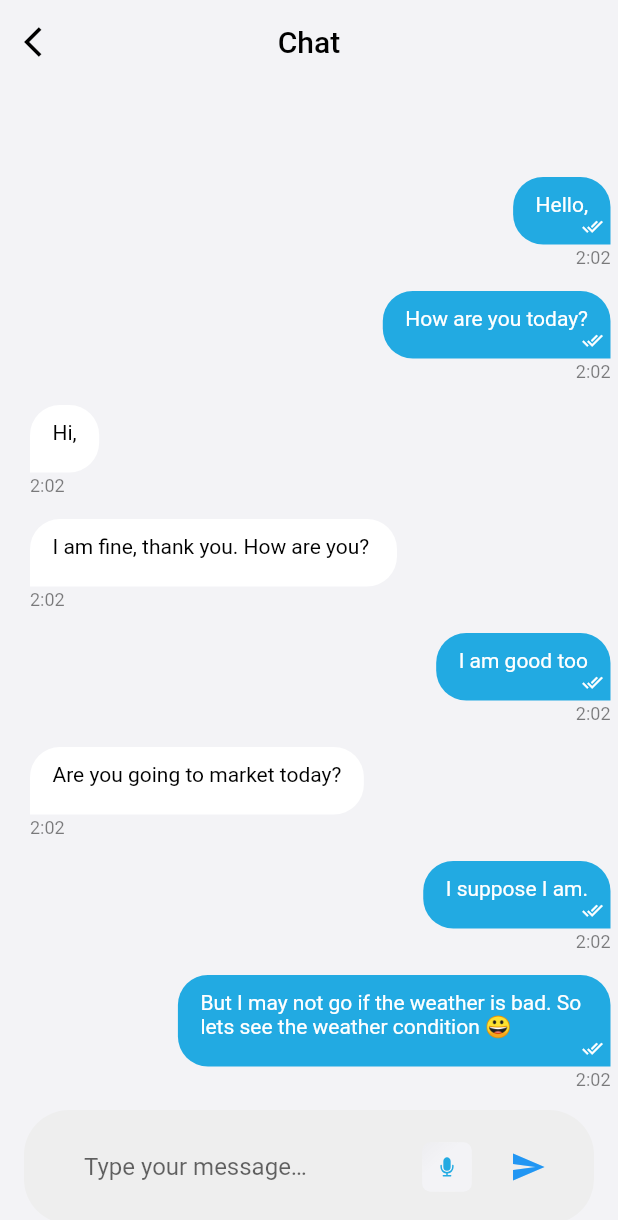
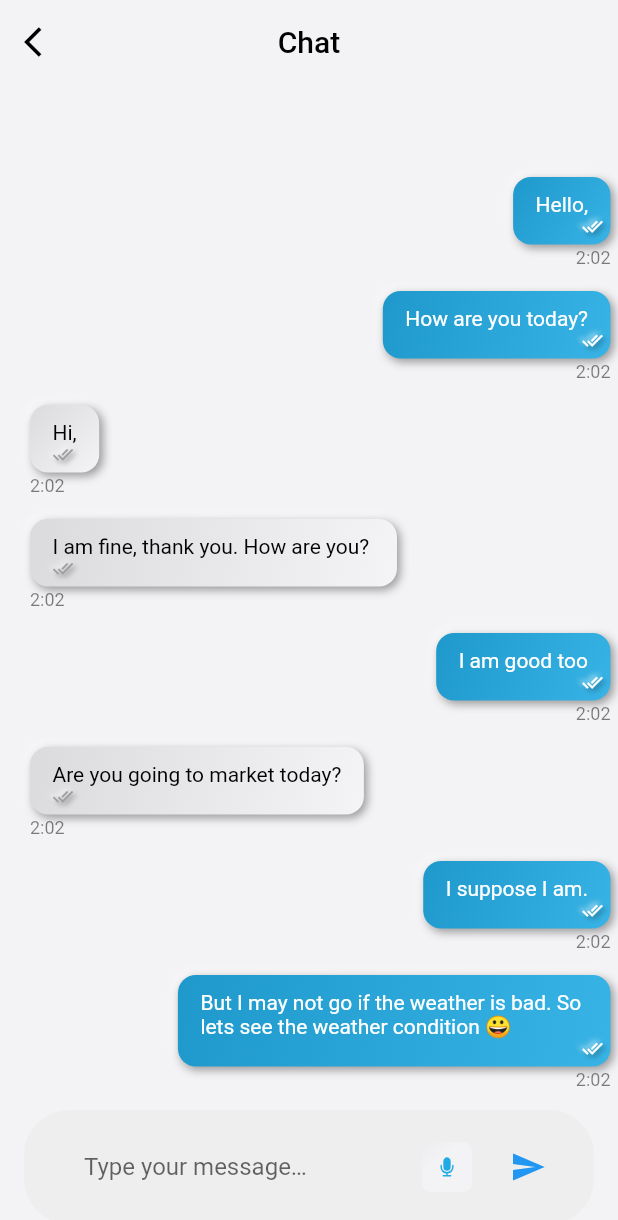
Before and after one commit to ali-shahKust/smart_room, a Flutter app: the ChatTwoPage screen opened directly, on a phone screen of 412 x 824 dp. Shown: the top 1220 px of the screen. Run offline on Flutter 3.47's test engine with Material 2 defaults, Android fonts, the light colour scheme and no system bars; drawn by our look-alikes of flutter_neumorphic; our stand-ins replace flutter_svg, google_fonts, percent_indicator; missing offline and left inert: fl_animated_linechart, flex_color_picker, holding_gesture.

Commit message:
nuemorphic data added

```diff
--- a/lib/screens/chat.dart
+++ b/lib/screens/chat.dart
@@ -1,4 +1,5 @@
 import 'package:flutter/material.dart';
+import 'package:flutter_neumorphic/flutter_neumorphic.dart';
 import 'package:flutter_svg/svg.dart';
 
 import 'dart:math';
@@ -163,7 +164,15 @@ class _ChatTwoPageState extends State<ChatTwoPage> {
             crossAxisAlignment:
             current ? CrossAxisAlignment.end : CrossAxisAlignment.start,
             children: <Widget>[
-              Container(
+              Neumorphic(
+                style: NeumorphicStyle(
+                    shape: NeumorphicShape.concave,
+                    boxShape: NeumorphicBoxShape.roundRect(BorderRadius.circular(12)),
+                    depth: 4,
+                    lightSource: LightSource.topLeft,
+                  color: current ? Apptheme.primary : Apptheme.background,
+                ),
+                child: Container(
                   constraints: BoxConstraints(
                     minHeight: 40,
                     maxHeight: 250,
@@ -171,7 +180,7 @@ class _ChatTwoPageState extends State<ChatTwoPage> {
                     minWidth: MediaQuery.of(context).size.width * 0.1,
                   ),
                   decoration: BoxDecoration(
-                  color: current ? Apptheme.primary : Colors.white,
+
                     borderRadius: current
                         ? BorderRadius.only(
                       topLeft: Radius.circular(20),
@@ -202,12 +211,16 @@ class _ChatTwoPageState extends State<ChatTwoPage> {
                             ),
                           ),
                         ),
-                      Icon(
+                        NeumorphicIcon(
                           Icons.done_all,
-                        color: Colors.white,
+                          style: NeumorphicStyle(
+                            color: current?Colors.white:Colors.grey,
+
+                          ),
                           size: 14,
                         )
                       ],
+                    ),
                   ),
                 ),
               ),
```
Also changed, not shown: lib/utils/bottomnav.dart (+13 -4 lines), pubspec.lock. Lines whose indentation alone changed are shown as unchanged.
